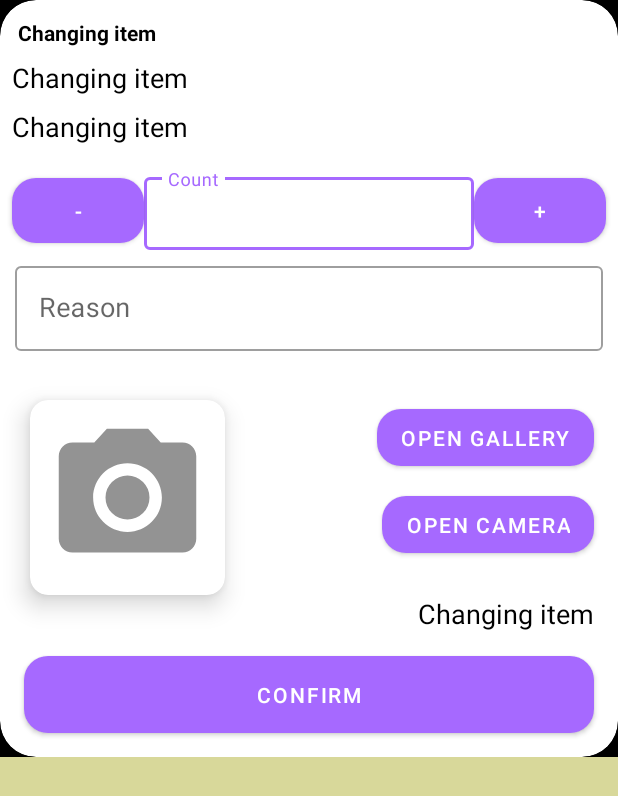
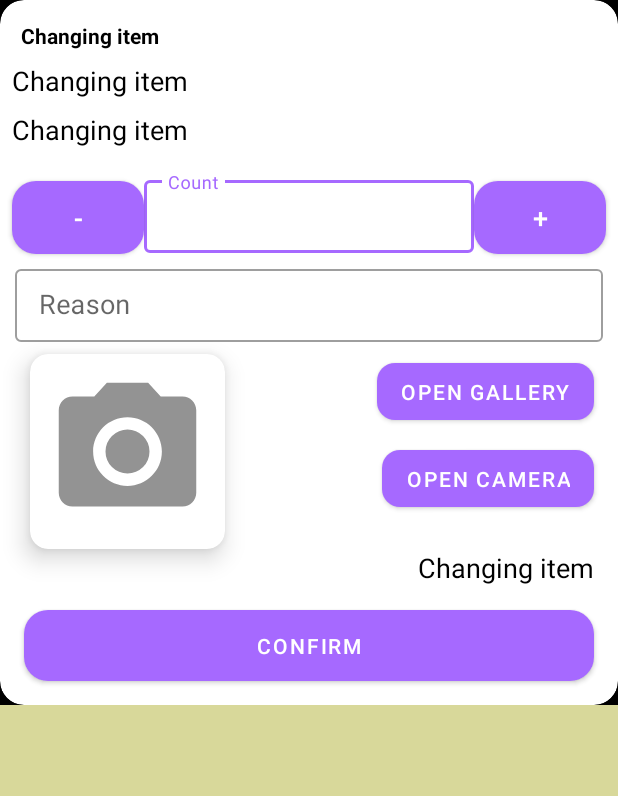
Before and after one commit to maxracer30/OrdersForDriver, an Android app: the layout change_dialog.xml on its own in the app's theme, with its tools: preview values and no code run, on a phone screen of 412 x 824 dp. Shown: the top 796 px of the screen. Run offline under Robolectric (Android 15) with nearby library versions, the phone set to English and light mode, and no system bars.

Commit message:
Has been created xml with dimensions values of the corners and text have been changed in change_dialog.xml & fragment_orders.xml

```diff
--- a/app/src/main/java/ru/maxstelmakh/ordersfordriver/presentation/changegoodsfragment/ChangeGoodsFragment.kt
+++ b/app/src/main/java/ru/maxstelmakh/ordersfordriver/presentation/changegoodsfragment/ChangeGoodsFragment.kt
@@ -143,7 +143,6 @@ class ChangeGoodsFragment(
                         changedGoodsListener(viewModel.changedGoods.item)
                         dismiss()
                     } else {
-                        tvAttention.text = res(R.string.attention)
                         tvAttention.visibility = View.VISIBLE
                         cardPhoto1.cardElevation = 70f
                         cardPhoto1.outlineSpotShadowColor = Color.RED
--- a/app/src/main/res/layout/change_dialog.xml
+++ b/app/src/main/res/layout/change_dialog.xml
@@ -11,7 +11,7 @@
         android:layout_width="0dp"
         android:layout_height="wrap_content"
         android:background="?attr/colorOnPrimary"
-        app:cardCornerRadius="24dp"
+        app:cardCornerRadius="@dimen/medium_corner_radius"
         app:cardElevation="0dp"
         app:layout_constraintBottom_toBottomOf="parent"
         app:layout_constraintEnd_toEndOf="parent"
@@ -26,7 +26,7 @@
                 android:id="@+id/tvHeader"
                 android:layout_width="wrap_content"
                 android:layout_height="wrap_content"
-                android:layout_margin="12dp"
+                android:layout_margin="@dimen/small_text_size"
                 android:text="@string/changing_item"
                 android:textStyle="bold"
                 app:layout_constraintStart_toStartOf="parent"
@@ -38,7 +38,7 @@
                 android:layout_height="wrap_content"
                 android:layout_margin="8dp"
                 android:text="@string/changing_item"
-                android:textSize="18sp"
+                android:textSize="@dimen/medium_text_size"
                 app:layout_constraintStart_toStartOf="parent"
                 app:layout_constraintTop_toBottomOf="@id/tvHeader" />
 
@@ -48,7 +48,7 @@
                 android:layout_height="wrap_content"
                 android:layout_margin="8dp"
                 android:text="@string/changing_item"
-                android:textSize="18sp"
+                android:textSize="@dimen/medium_text_size"
                 app:layout_constraintStart_toStartOf="parent"
                 app:layout_constraintTop_toBottomOf="@id/tv_name" />
 
@@ -63,8 +63,9 @@
                 android:gravity="center"
                 android:paddingVertical="12dp"
                 android:text="@string/minus"
+                android:textSize="@dimen/medium_text_size"
                 android:visibility="visible"
-                app:cornerRadius="16dp"
+                app:cornerRadius="@dimen/medium_corner_radius"
                 app:layout_constraintStart_toStartOf="parent"
                 app:layout_constraintTop_toBottomOf="@id/tv_price" />
 
@@ -85,7 +86,7 @@
                     android:layout_height="wrap_content"
                     android:inputType="numberDecimal"
                     android:padding="12dp"
-                    android:textSize="18sp" />
+                    android:textSize="@dimen/medium_text_size" />
             </com.google.android.material.textfield.TextInputLayout>
 
             <com.google.android.material.button.MaterialButton
@@ -98,8 +99,9 @@
                 android:gravity="center"
                 android:paddingVertical="12dp"
                 android:text="@string/plus"
+                android:textSize="@dimen/medium_text_size"
                 android:visibility="visible"
-                app:cornerRadius="16dp"
+                app:cornerRadius="@dimen/medium_corner_radius"
 
                 app:layout_constraintEnd_toEndOf="parent"
                 app:layout_constraintTop_toBottomOf="@id/tv_price" />
@@ -121,8 +123,8 @@
                     android:layout_width="match_parent"
                     android:layout_height="wrap_content"
                     android:inputType="textCapSentences|textAutoCorrect"
-                    android:padding="16dp"
-                    android:textSize="18sp" />
+                    android:padding="12dp"
+                    android:textSize="@dimen/medium_text_size" />
             </com.google.android.material.textfield.TextInputLayout>
 
             <TextView
@@ -133,6 +135,9 @@
                 android:layout_marginVertical="5dp"
                 android:textColor="@color/red"
                 android:textStyle="bold"
+                android:textSize="@dimen/small_text_size"
+                android:visibility="gone"
+                android:text="@string/attention"
                 app:layout_constraintStart_toStartOf="parent"
                 app:layout_constraintTop_toBottomOf="@id/tilReason" />
 
@@ -143,7 +148,7 @@
                 android:layout_marginTop="8dp"
                 android:layout_marginStart="20dp"
                 app:cardElevation="10sp"
-                app:cardCornerRadius="12dp"
+                app:cardCornerRadius="@dimen/small_corner_radius"
                 app:layout_constraintStart_toStartOf="parent"
                 app:layout_constraintTop_toBottomOf="@id/tvAttention">
 
@@ -167,8 +172,9 @@
                 android:gravity="center"
                 android:paddingVertical="9dp"
                 android:text="@string/open_gallery"
+                android:textSize="@dimen/small_text_size"
                 android:visibility="visible"
-                app:cornerRadius="16dp"
+                app:cornerRadius="@dimen/small_corner_radius"
                 app:layout_constraintEnd_toEndOf="parent"
                 app:layout_constraintTop_toBottomOf="@id/tvAttention" />
 
@@ -182,8 +188,9 @@
                 android:gravity="center"
                 android:paddingVertical="9dp"
                 android:text="@string/open_camera"
+                android:textSize="@dimen/small_text_size"
                 android:visibility="visible"
-                app:cornerRadius="16dp"
+                app:cornerRadius="@dimen/small_corner_radius"
                 app:layout_constraintEnd_toEndOf="parent"
                 app:layout_constraintTop_toBottomOf="@id/gallery_btn" />
 
@@ -193,7 +200,7 @@
                 android:layout_height="wrap_content"
                 android:layout_marginHorizontal="16dp"
                 android:text="@string/changing_item"
-                android:textSize="18sp"
+                android:textSize="@dimen/medium_text_size"
                 app:layout_constraintEnd_toEndOf="parent"
                 app:layout_constraintTop_toBottomOf="@id/card_photo1" />
 
@@ -205,10 +212,11 @@
                 android:layout_marginHorizontal="16dp"
                 android:layout_marginVertical="10dp"
                 android:gravity="center"
-                android:paddingVertical="16dp"
+                android:paddingVertical="14dp"
                 android:text="@string/confirm"
+                android:textSize="@dimen/small_text_size"
                 android:visibility="visible"
-                app:cornerRadius="16dp"
+                app:cornerRadius="@dimen/medium_corner_radius"
                 app:layout_constraintBottom_toBottomOf="parent"
                 app:layout_constraintEnd_toEndOf="parent"
                 app:layout_constraintStart_toStartOf="parent"
--- /dev/null
+++ b/app/src/main/res/values/dimensions.xml
@@ -0,0 +1,11 @@
+<?xml version="1.0" encoding="utf-8"?>
+<resources>
+<!--  Corner radius  -->
+    <dimen name="small_corner_radius">12dp</dimen>
+    <dimen name="medium_corner_radius">16dp</dimen>
+    <dimen name="large_corner_radius">20dp</dimen>
+<!--  Text size  -->
+    <dimen name="small_text_size">14sp</dimen>
+    <dimen name="medium_text_size">18sp</dimen>
+    <dimen name="large_text_size">22sp</dimen>
+</resources>
```
Also changed, not shown: app/src/main/res/layout/fragment_orders.xml (+13 -6 lines).
